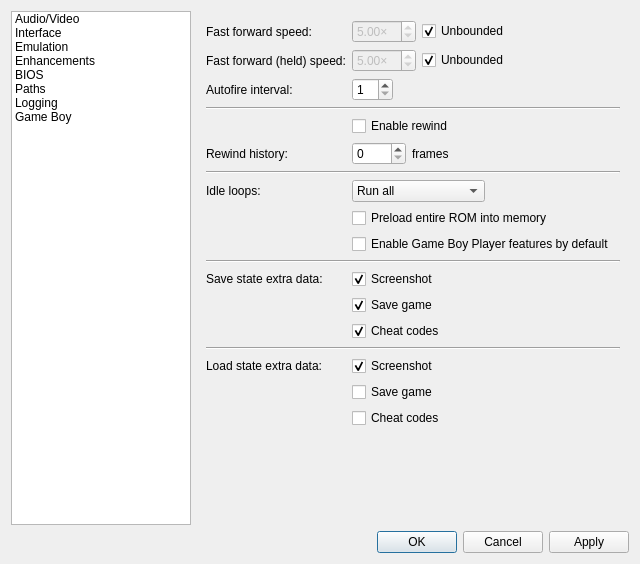
This is Libretro/mgba/src/platform/qt/SettingsView.ui in kiddreads/Avalon-copy2 as Qt 5 draws it before an edit. The edited form follows.
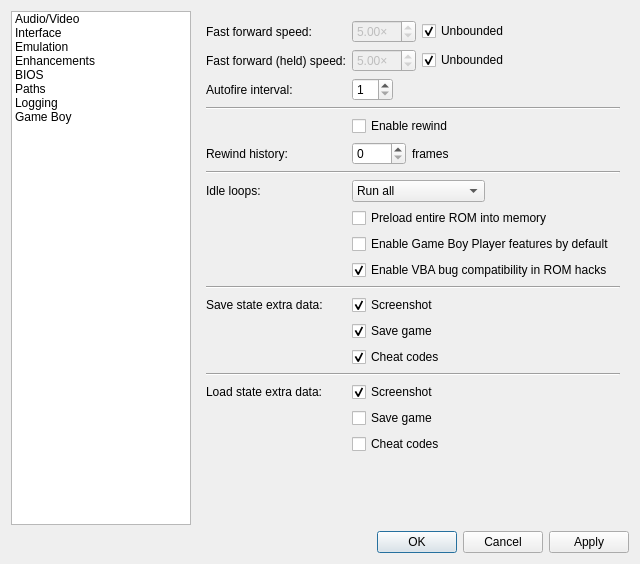
This is the edited form. The open tabs and pages were chosen to show the change.

Commit message: Qt: Improve handling of disabling VBA bug compat mode (fixes #2129)

Patch:
```diff
--- a/Libretro/mgba/src/platform/qt/SettingsView.ui
+++ b/Libretro/mgba/src/platform/qt/SettingsView.ui
@@ -873,34 +873,31 @@
          </property>
         </widget>
        </item>
-       <item row="10" column="0" colspan="2">
+       <item row="9" column="1">
+        <widget class="QCheckBox" name="forceGbp">
+         <property name="text">
+          <string>Enable Game Boy Player features by default</string>
+         </property>
+        </widget>
+       </item>
+       <item row="11" column="0" colspan="2">
         <widget class="Line" name="line_2">
          <property name="orientation">
           <enum>Qt::Horizontal</enum>
          </property>
         </widget>
        </item>
-       <item row="11" column="0">
+       <item row="12" column="0">
         <widget class="QLabel" name="label_24">
          <property name="text">
           <string>Save state extra data:</string>
          </property>
         </widget>
        </item>
-       <item row="11" column="1">
-        <widget class="QCheckBox" name="saveStateScreenshot">
-         <property name="text">
-          <string>Screenshot</string>
-         </property>
-         <property name="checked">
-          <bool>true</bool>
-         </property>
-        </widget>
-       </item>
        <item row="12" column="1">
-        <widget class="QCheckBox" name="saveStateSave">
+        <widget class="QCheckBox" name="saveStateScreenshot">
          <property name="text">
-          <string>Save game</string>
+          <string>Screenshot</string>
          </property>
          <property name="checked">
           <bool>true</bool>
@@ -908,6 +905,16 @@
         </widget>
        </item>
        <item row="13" column="1">
+        <widget class="QCheckBox" name="saveStateSave">
+         <property name="text">
+          <string>Save game</string>
+         </property>
+         <property name="checked">
+          <bool>true</bool>
+         </property>
+        </widget>
+       </item>
+       <item row="14" column="1">
         <widget class="QCheckBox" name="saveStateCheats">
          <property name="text">
           <string>Cheat codes</string>
@@ -917,48 +924,51 @@
          </property>
         </widget>
        </item>
-       <item row="14" column="0" colspan="2">
+       <item row="15" column="0" colspan="2">
         <widget class="Line" name="line_9">
          <property name="orientation">
           <enum>Qt::Horizontal</enum>
          </property>
         </widget>
        </item>
-       <item row="15" column="0">
+       <item row="16" column="0">
         <widget class="QLabel" name="label_25">
          <property name="text">
           <string>Load state extra data:</string>
          </property>
         </widget>
        </item>
-       <item row="15" column="1">
-        <widget class="QCheckBox" name="loadStateScreenshot">
-         <property name="text">
-          <string>Screenshot</string>
-         </property>
-         <property name="checked">
-          <bool>true</bool>
-         </property>
-        </widget>
-       </item>
        <item row="16" column="1">
-        <widget class="QCheckBox" name="loadStateSave">
+        <widget class="QCheckBox" name="loadStateScreenshot">
          <property name="text">
-          <string>Save game</string>
+          <string>Screenshot</string>
+         </property>
+         <property name="checked">
+          <bool>true</bool>
          </property>
         </widget>
        </item>
        <item row="17" column="1">
+        <widget class="QCheckBox" name="loadStateSave">
+         <property name="text">
+          <string>Save game</string>
+         </property>
+        </widget>
+       </item>
+       <item row="18" column="1">
         <widget class="QCheckBox" name="loadStateCheats">
          <property name="text">
           <string>Cheat codes</string>
          </property>
         </widget>
        </item>
-       <item row="9" column="1">
-        <widget class="QCheckBox" name="forceGbp">
+       <item row="10" column="1">
+        <widget class="QCheckBox" name="vbaBugCompat">
          <property name="text">
-          <string>Enable Game Boy Player features by default</string>
+          <string>Enable VBA bug compatibility in ROM hacks</string>
+         </property>
+         <property name="checked">
+          <bool>true</bool>
          </property>
         </widget>
        </item>
```
The commit also changes 7 other files.
